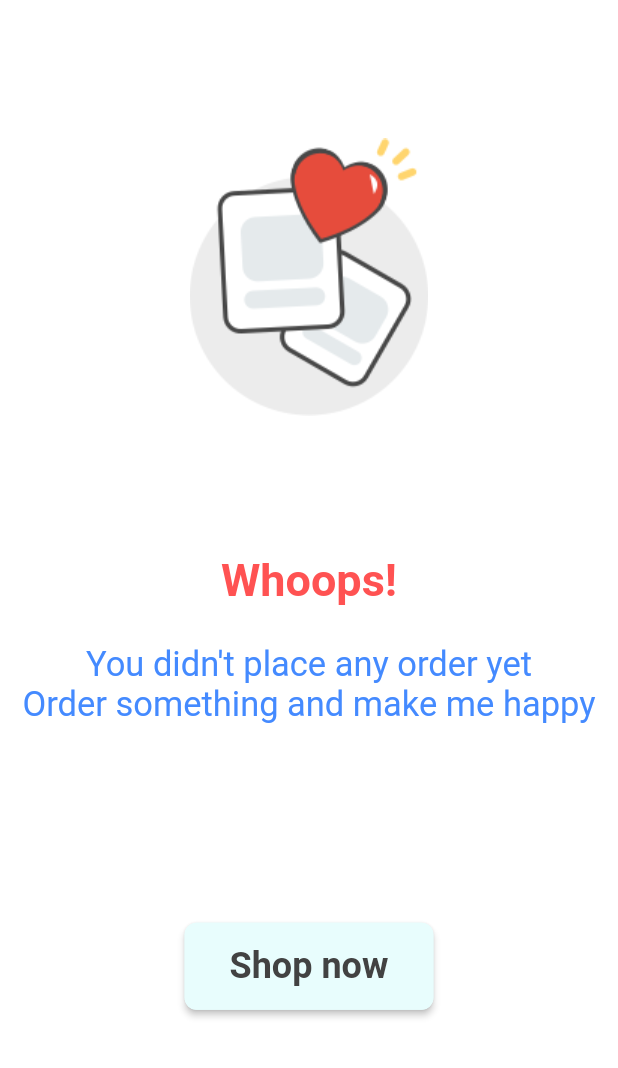
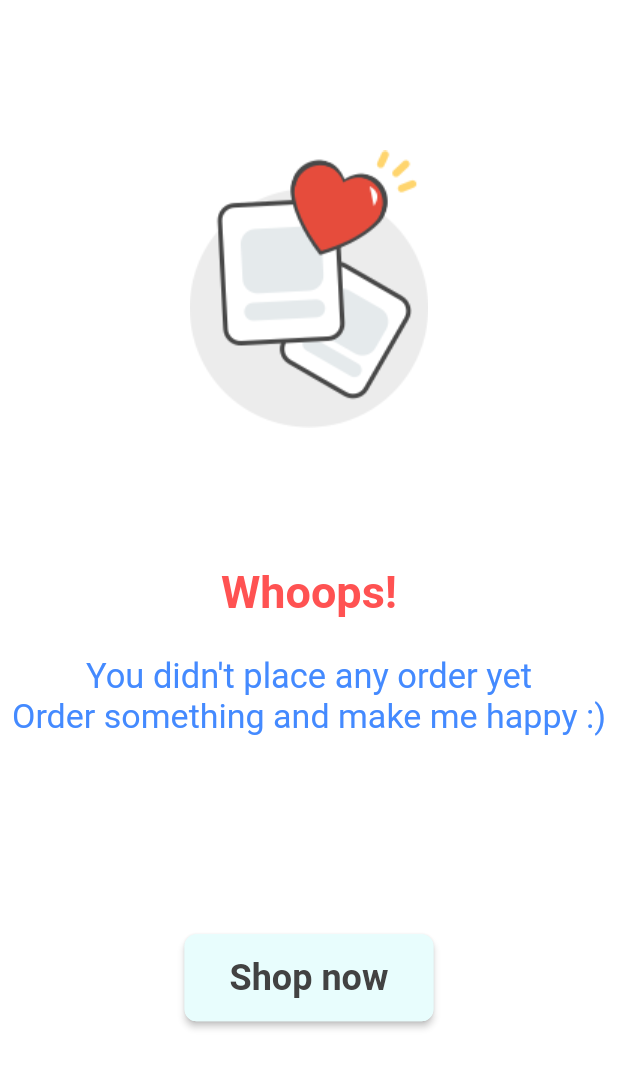
Before and after one commit to amarelali/groceryapp-udemy-course, a Flutter app: the OrdersScreen screen opened by its route, on a phone screen of 412 x 824 dp. Shown: the top 1068 px of the screen. Run offline on Flutter 3.47's test engine with Material 2 defaults, Android fonts, the phone set to English and light mode, and no system bars; our stand-ins replace badges, card_swiper, fancy_shimmer_image, iconly, shared_preferences; accounts and stored records are empty.

Commit message:
15th commit

```diff
--- a/lib/Widgets/EmptyScreen.dart
+++ b/lib/Widgets/EmptyScreen.dart
@@ -22,7 +22,9 @@ class EmptyScreen extends StatelessWidget {
     final Color color = Utils(context).color;
 
     return Scaffold(
-      body: Center(
+      body: Padding(
+        padding: const EdgeInsets.all(8.0),
+        child: Center(
           child: Column(
             children: [
               Padding(
@@ -82,6 +84,7 @@ class EmptyScreen extends StatelessWidget {
             ],
           ),
         ),
+      ),
     );
   }
 }
--- a/lib/screens/orders/OrdersScreen.dart
+++ b/lib/screens/orders/OrdersScreen.dart
@@ -26,7 +26,7 @@ class _OrdersScreenState extends State<OrdersScreen> {
         ? EmptyScreen(
             imagePath: 'Assets/Images/wishlist.png',
             title: "You didn't place any order yet",
-            subtitle: "Order something and make me happy",
+            subtitle: "Order something and make me happy :)",
             buttonTitle: "Shop now",
           )
         : Scaffold(
```
Lines whose indentation alone changed are shown as unchanged.
